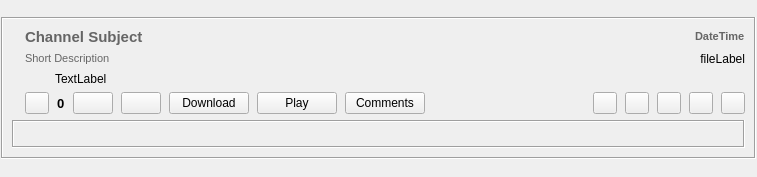
Before: the Qt Designer form retroshare-gui/src/gui/feeds/GxsChannelPostItem.ui in RetroShare/RetroShare, drawn with Qt 5.
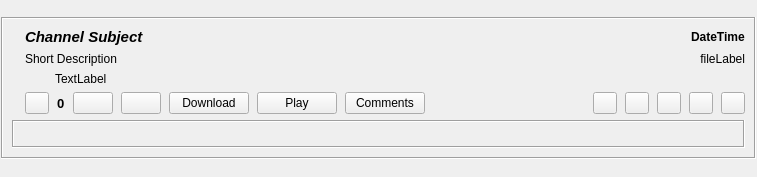
After: the same form once the commit is applied. Icons and pictures are not drawn.

Commit message: - Added request of complete fill to update broadcast - Added fill of new messages to GxsChannelPostsWidget instead of a complete refill - Removed static html text from GxsCannelPostItem.ui

Patch:
```diff
--- a/retroshare-gui/src/gui/feeds/GxsChannelPostItem.ui
+++ b/retroshare-gui/src/gui/feeds/GxsChannelPostItem.ui
@@ -81,11 +81,7 @@
                </font>
               </property>
               <property name="text">
-               <string notr="true">&lt;!DOCTYPE HTML PUBLIC &quot;-//W3C//DTD HTML 4.0//EN&quot; &quot;http://www.w3.org/TR/REC-html40/strict.dtd&quot;&gt;
-&lt;html&gt;&lt;head&gt;&lt;meta name=&quot;qrichtext&quot; content=&quot;1&quot; /&gt;&lt;style type=&quot;text/css&quot;&gt;
-p, li { white-space: pre-wrap; }
-&lt;/style&gt;&lt;/head&gt;&lt;body style=&quot; font-family:'MS Shell Dlg 2'; font-size:11pt; font-weight:600; font-style:italic;&quot;&gt;
-&lt;p style=&quot; margin-top:0px; margin-bottom:0px; margin-left:0px; margin-right:0px; -qt-block-indent:0; text-indent:0px;&quot;&gt;&lt;span style=&quot; font-style:normal; color:#656565;&quot;&gt;Channel Subject&lt;/span&gt;&lt;/p&gt;&lt;/body&gt;&lt;/html&gt;</string>
+               <string notr="true">Channel Subject</string>
               </property>
               <property name="scaledContents">
                <bool>false</bool>
@@ -105,11 +101,7 @@
                </font>
               </property>
               <property name="text">
-               <string notr="true">&lt;!DOCTYPE HTML PUBLIC &quot;-//W3C//DTD HTML 4.0//EN&quot; &quot;http://www.w3.org/TR/REC-html40/strict.dtd&quot;&gt;
-&lt;html&gt;&lt;head&gt;&lt;meta name=&quot;qrichtext&quot; content=&quot;1&quot; /&gt;&lt;style type=&quot;text/css&quot;&gt;
-p, li { white-space: pre-wrap; }
-&lt;/style&gt;&lt;/head&gt;&lt;body style=&quot; font-family:'MS Shell Dlg 2'; font-size:8.25pt; font-weight:600; font-style:normal;&quot;&gt;
-&lt;p style=&quot; margin-top:0px; margin-bottom:0px; margin-left:0px; margin-right:0px; -qt-block-indent:0; text-indent:0px;&quot;&gt;&lt;span style=&quot; font-size:8pt; color:#666666;&quot;&gt;DateTime&lt;/span&gt;&lt;/p&gt;&lt;/body&gt;&lt;/html&gt;</string>
+               <string notr="true">DateTime</string>
               </property>
              </widget>
             </item>
@@ -132,11 +124,7 @@
                </size>
               </property>
               <property name="text">
-               <string notr="true">&lt;!DOCTYPE HTML PUBLIC &quot;-//W3C//DTD HTML 4.0//EN&quot; &quot;http://www.w3.org/TR/REC-html40/strict.dtd&quot;&gt;
-&lt;html&gt;&lt;head&gt;&lt;meta name=&quot;qrichtext&quot; content=&quot;1&quot; /&gt;&lt;style type=&quot;text/css&quot;&gt;
-p, li { white-space: pre-wrap; }
-&lt;/style&gt;&lt;/head&gt;&lt;body style=&quot; font-family:'MS Shell Dlg 2'; font-size:8.25pt; font-weight:400; font-style:normal;&quot;&gt;
-&lt;p style=&quot; margin-top:0px; margin-bottom:0px; margin-left:0px; margin-right:0px; -qt-block-indent:0; text-indent:0px;&quot;&gt;&lt;span style=&quot; font-size:8pt; color:#666666;&quot;&gt;Short Description&lt;/span&gt;&lt;/p&gt;&lt;/body&gt;&lt;/html&gt;</string>
+               <string notr="true">Short Description</string>
               </property>
               <property name="wordWrap">
                <bool>true</bool>
```
Left out of the diff: 40 changed lines with no effect on the pictures. The commit also changes 10 other files.
